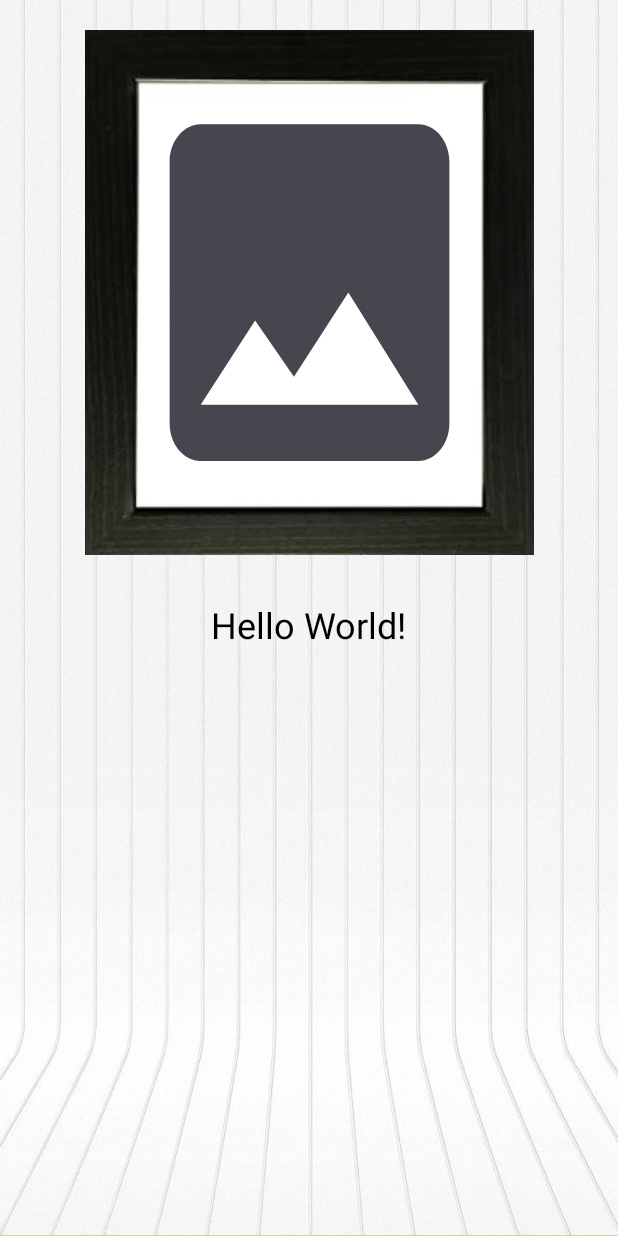
After one commit to sdia0/DareUp, an Android app: the AiCheckActivty screen opened directly, with no data from a screen before it, on a phone screen of 412 x 824 dp. The commit adds this screen. Run offline under Robolectric (Android 15) with nearby library versions, the phone set to English and light mode, and no system bars.

Commit message:
коммит для отката

```diff
--- a/app/build.gradle.kts
+++ b/app/build.gradle.kts
@@ -33,6 +33,7 @@ android {
 }
 
 dependencies {
+    implementation("com.google.guava:guava:30.1.1-android")
     implementation("com.journeyapps:zxing-android-embedded:4.3.0")
     implementation("com.google.zxing:core:3.4.1")
     implementation("junit:junit:4.13.2")
--- a/app/src/main/java/com/example/dareup/ExpandableMemoryAdapter.java
+++ b/app/src/main/java/com/example/dareup/ExpandableMemoryAdapter.java
@@ -37,6 +37,7 @@ public class ExpandableMemoryAdapter extends RecyclerView.Adapter<ExpandableMemo
         this.memoryList = memoryList;
         this.context = context;
     }
+    public ExpandableMemoryAdapter() { }
 
     @NonNull
     @Override
--- a/app/src/main/java/com/example/dareup/WelcomeActivity.java
+++ b/app/src/main/java/com/example/dareup/WelcomeActivity.java
@@ -242,7 +242,7 @@ public class WelcomeActivity extends AppCompatActivity {
                     // Сохраняем список memories локально в JSON-файл
                     saveMemoriesLocally(memoryList);
                 } else {
-                    Toast.makeText(WelcomeActivity.this, "Данные не найдены", Toast.LENGTH_SHORT).show();
+                    //Toast.makeText(WelcomeActivity.this, "Данные не найдены", Toast.LENGTH_SHORT).show();
                 }
             }
 
--- /dev/null
+++ b/app/src/main/res/drawable/ic_baseline_image_24.xml
@@ -0,0 +1,5 @@
+<vector android:height="256dp" android:tint="?attr/colorControlNormal"
+    android:viewportHeight="24" android:viewportWidth="24"
+    android:width="256dp" xmlns:android="http://schemas.android.com/apk/res/android">
+    <path android:fillColor="@android:color/white" android:pathData="M21,19V5c0,-1.1 -0.9,-2 -2,-2H5c-1.1,0 -2,0.9 -2,2v14c0,1.1 0.9,2 2,2h14c1.1,0 2,-0.9 2,-2zM8.5,13.5l2.5,3.01L14.5,12l4.5,6H5l3.5,-4.5z"/>
+</vector>
--- /dev/null
+++ b/app/src/main/res/layout/activity_ai_check.xml
@@ -0,0 +1,44 @@
+<?xml version="1.0" encoding="utf-8"?>
+<androidx.constraintlayout.widget.ConstraintLayout xmlns:android="http://schemas.android.com/apk/res/android"
+    xmlns:app="http://schemas.android.com/apk/res-auto"
+    xmlns:tools="http://schemas.android.com/tools"
+    android:layout_width="match_parent"
+    android:layout_height="match_parent"
+    android:background="@drawable/bgw"
+    tools:context=".AiCheckActivty">
+
+    <ImageView
+        android:id="@+id/imageView"
+        android:layout_width="wrap_content"
+        android:layout_height="wrap_content"
+        android:layout_marginTop="20sp"
+        app:layout_constraintEnd_toEndOf="parent"
+        app:layout_constraintStart_toStartOf="parent"
+        app:layout_constraintTop_toTopOf="parent"
+        app:srcCompat="@drawable/frame" />
+
+    <ImageView
+        android:id="@+id/imageView2"
+        android:layout_width="0dp"
+        android:layout_height="0dp"
+        android:layout_margin="25dp"
+        android:scaleType="fitXY"
+        app:layout_constraintBottom_toBottomOf="@+id/imageView"
+        app:layout_constraintEnd_toEndOf="@id/imageView"
+        app:layout_constraintStart_toStartOf="@id/imageView"
+        app:layout_constraintTop_toTopOf="@+id/imageView"
+        app:srcCompat="@drawable/ic_baseline_image_24" />
+
+    <TextView
+        android:id="@+id/textView"
+        android:layout_width="wrap_content"
+        android:layout_height="wrap_content"
+        android:layout_marginTop="30dp"
+        android:text="Hello World!"
+        android:textColor="@color/black"
+        android:textSize="24sp"
+        app:layout_constraintLeft_toLeftOf="parent"
+        app:layout_constraintRight_toRightOf="parent"
+        app:layout_constraintTop_toBottomOf="@id/imageView" />
+
+</androidx.constraintlayout.widget.ConstraintLayout>
```
Also changed, not shown: app/src/main/AndroidManifest.xml (+5 -4 lines), app/src/main/java/com/example/dareup/AiCheckActivty.java (added, +158 -0 lines), app/src/main/java/com/example/dareup/CheckActivity.java (+2 -37 lines), app/src/main/res/drawable/bgw.jpg (added), app/src/main/res/drawable/frame.jpg (added), 5 other files.
